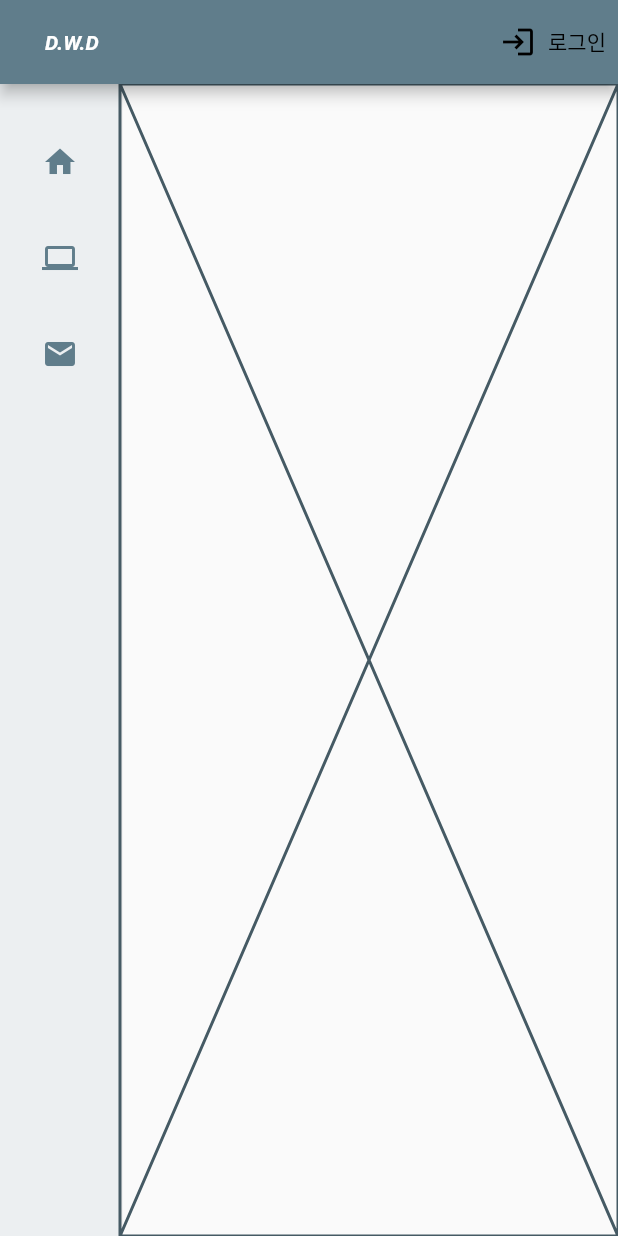
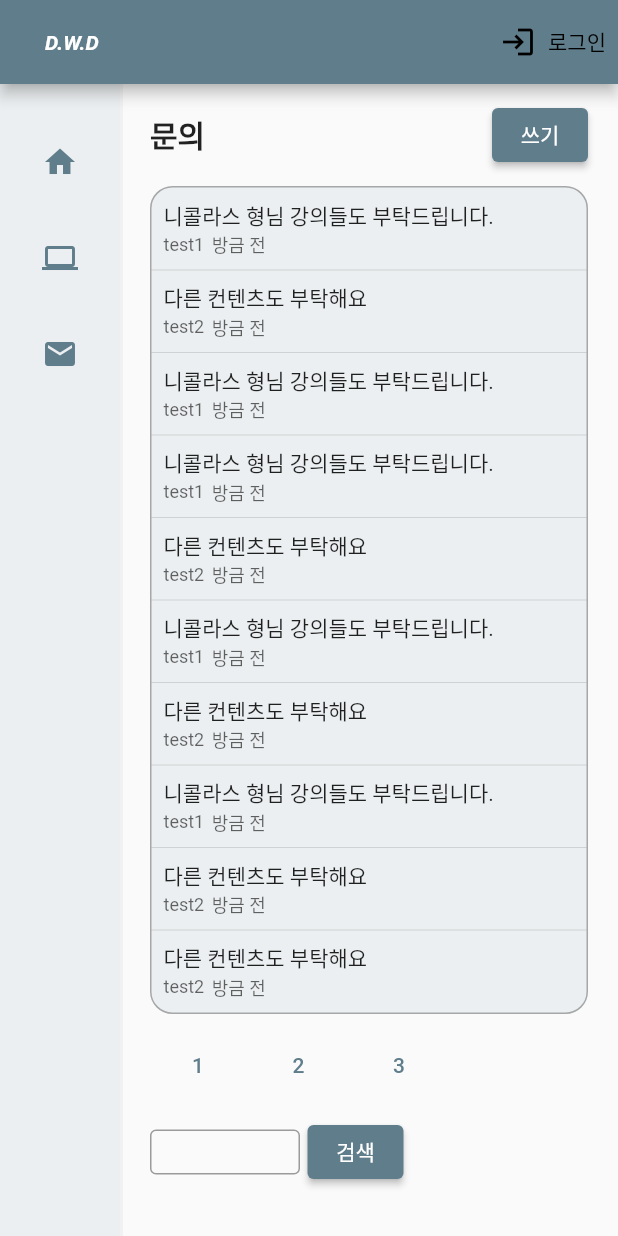
Before and after one commit to KihaJeong1994/develop-world, a Flutter app: the screen it shows after launch, after a tap on the "mail" icon, on a phone screen of 412 x 824 dp. Run offline on Flutter 3.47's test engine with Material 2 defaults, Android fonts, the light colour scheme and no system bars; our stand-ins replace event_bus, flutter_dotenv, flutter_rating_bar, infinite_scroll_pagination, shared_preferences, timeago and 1 more; missing offline and left inert: flutter_gl, image_card, kakao_flutter_sdk, three_dart, three_dart_jsm; network calls fail; statements that could not run were skipped.

Commit message:
contact list, detail, write page UI

```diff
--- /dev/null
+++ b/lib/model/contacts/contact.dart
@@ -0,0 +1,13 @@
+class Contact {
+  String id, title, description, createdBy;
+  DateTime createdAt, updatedAt;
+
+  Contact({
+    required this.id,
+    required this.title,
+    required this.description,
+    required this.createdBy,
+    required this.createdAt,
+    required this.updatedAt,
+  });
+}
--- a/lib/routes/router_generator.dart
+++ b/lib/routes/router_generator.dart
@@ -1,6 +1,9 @@
 import 'package:develop_world/routes/routes.dart';
 import 'package:develop_world/screens/account/sign_in_screen.dart';
 import 'package:develop_world/screens/account/sign_up_screen.dart';
+import 'package:develop_world/screens/contacts/contact_detail.dart';
+import 'package:develop_world/screens/contacts/contact_write.dart';
+import 'package:develop_world/screens/contacts/contacts_list.dart';
 import 'package:develop_world/screens/home/home_screen.dart';
 import 'package:develop_world/screens/lecture/lecture_detail.dart';
 import 'package:develop_world/screens/lecture/lecture_list.dart';
@@ -21,7 +24,8 @@ class RouteGenerator {
     } else if (settings.name == routeSignIn) {
       return PageRouteBuilder(
         settings: settings,
-        pageBuilder: (context, animation, secondaryAnimation) => SignInScreen(),
+        pageBuilder: (context, animation, secondaryAnimation) =>
+            const SignInScreen(),
         transitionDuration: Duration.zero,
         reverseTransitionDuration: Duration.zero,
       );
@@ -47,7 +51,15 @@ class RouteGenerator {
       return PageRouteBuilder(
         settings: settings,
         pageBuilder: (context, animation, secondaryAnimation) =>
-            const Placeholder(),
+            const ContactsList(),
+        transitionDuration: Duration.zero,
+        reverseTransitionDuration: Duration.zero,
+      );
+      // lecture detail
+    } else if (settings.name == routeWriteContact) {
+      return PageRouteBuilder(
+        settings: settings,
+        pageBuilder: (context, animation, secondaryAnimation) => ContactWrite(),
         transitionDuration: Duration.zero,
         reverseTransitionDuration: Duration.zero,
       );
@@ -58,6 +70,16 @@ class RouteGenerator {
         settings: settings,
         pageBuilder: (context, animation, secondaryAnimation) =>
             LectureDetail(id: id),
+        transitionDuration: Duration.zero,
+        reverseTransitionDuration: Duration.zero,
+      );
+      // contactDetail
+    } else if (isContactDetail(settings.name)) {
+      var id = settings.name!.split('/').last;
+      return PageRouteBuilder(
+        settings: settings,
+        pageBuilder: (context, animation, secondaryAnimation) =>
+            ContactDetail(id: id),
         transitionDuration: Duration.zero,
         reverseTransitionDuration: Duration.zero,
       );
@@ -78,4 +100,10 @@ class RouteGenerator {
         name.split('/').length == 3 &&
         name.split('/')[1] == 'lecture';
   }
+
+  static bool isContactDetail(String? name) {
+    return name != null &&
+        name.split('/').length == 3 &&
+        name.split('/')[1] == 'contact';
+  }
 }
--- a/lib/routes/routes.dart
+++ b/lib/routes/routes.dart
@@ -4,6 +4,7 @@ const String routeHome = '/';
 const String routeSignIn = '/sign-in';
 const String routeSignUp = '/sign-up';
 const String routeLectures = '/lecture';
-const String routeContacts = '/contacts';
+const String routeContacts = '/contact';
+const String routeWriteContact = '/new-contact';
 
 final navKey = GlobalKey<NavigatorState>();
--- /dev/null
+++ b/lib/screens/contacts/contacts_list.dart
@@ -0,0 +1,210 @@
+import 'package:develop_world/model/contacts/contact.dart';
+import 'package:develop_world/model/page_object.dart';
+import 'package:develop_world/routes/routes.dart';
+import 'package:develop_world/widgets/contacts/contact_item.dart';
+import 'package:flutter/material.dart';
+
+class ContactsList extends StatefulWidget {
+  const ContactsList({super.key});
+
+  @override
+  State<ContactsList> createState() => _ContactsListState();
+}
+
+class _ContactsListState extends State<ContactsList> {
+  @override
+  void initState() {
+    super.initState();
+  }
+
+  final newPage = PageObject.fromJson({
+    'content': [
+      Contact(
+        id: "1",
+        title: "니콜라스 형님 강의들도 부탁드립니다.",
+        description: "그짝에도 좋은 강의 많아요!",
+        createdBy: "test1",
+        createdAt: DateTime.now(),
+        updatedAt: DateTime.now(),
+      ),
+      Contact(
+        id: "2",
+        title: "다른 컨텐츠도 부탁해요",
+        description: "강의 리뷰말고 이것저것 부탁",
+        createdBy: "test2",
+        createdAt: DateTime.now(),
+        updatedAt: DateTime.now(),
+      ),
+      Contact(
+        id: "1",
+        title: "니콜라스 형님 강의들도 부탁드립니다.",
+        description: "그짝에도 좋은 강의 많아요!",
+        createdBy: "test1",
+        createdAt: DateTime.now(),
+        updatedAt: DateTime.now(),
+      ),
+      Contact(
+        id: "1",
+        title: "니콜라스 형님 강의들도 부탁드립니다.",
+        description: "그짝에도 좋은 강의 많아요!",
+        createdBy: "test1",
+        createdAt: DateTime.now(),
+        updatedAt: DateTime.now(),
+      ),
+      Contact(
+        id: "2",
+        title: "다른 컨텐츠도 부탁해요",
+        description: "강의 리뷰말고 이것저것 부탁",
+        createdBy: "test2",
+        createdAt: DateTime.now(),
+        updatedAt: DateTime.now(),
+      ),
+      Contact(
+        id: "1",
+        title: "니콜라스 형님 강의들도 부탁드립니다.",
+        description: "그짝에도 좋은 강의 많아요!",
+        createdBy: "test1",
+        createdAt: DateTime.now(),
+        updatedAt: DateTime.now(),
+      ),
+      Contact(
+        id: "2",
+        title: "다른 컨텐츠도 부탁해요",
+        description: "강의 리뷰말고 이것저것 부탁",
+        createdBy: "test2",
+        createdAt: DateTime.now(),
+        updatedAt: DateTime.now(),
+      ),
+      Contact(
+        id: "1",
+        title: "니콜라스 형님 강의들도 부탁드립니다.",
+        description: "그짝에도 좋은 강의 많아요!",
+        createdBy: "test1",
+        createdAt: DateTime.now(),
+        updatedAt: DateTime.now(),
+      ),
+      Contact(
+        id: "2",
+        title: "다른 컨텐츠도 부탁해요",
+        description: "강의 리뷰말고 이것저것 부탁",
+        createdBy: "test2",
+        createdAt: DateTime.now(),
+        updatedAt: DateTime.now(),
+      ),
+      Contact(
+        id: "2",
+        title: "다른 컨텐츠도 부탁해요",
+        description: "강의 리뷰말고 이것저것 부탁",
+        createdBy: "test2",
+        createdAt: DateTime.now(),
+        updatedAt: DateTime.now(),
+      ),
+    ],
+    'pageable': {
+      'pageNumber': 0,
+      'pageSize': 3,
+    },
+    'first': true,
+    'last': false,
+    'totalPages': 1,
+    'totalElements': 3,
+    'size': 3,
+  });
+
+  @override
+  Widget build(BuildContext context) {
+    return Padding(
+      padding: const EdgeInsets.symmetric(horizontal: 20, vertical: 10),
+      child: Container(
+        child: Column(
+          crossAxisAlignment: CrossAxisAlignment.start,
+          children: [
+            Row(
+              mainAxisAlignment: MainAxisAlignment.spaceBetween,
+              children: [
+                const Text(
+                  '문의',
+                  style: TextStyle(
+                    fontSize: 20,
+                    fontWeight: FontWeight.bold,
+                  ),
+                ),
+                ElevatedButton(
+                  onPressed: (() {
+                    navKey.currentState!.pushNamed(routeWriteContact);
+                  }),
+                  child: const Text('쓰기'),
+                )
+              ],
+            ),
+            const SizedBox(
+              height: 10,
+            ),
+            Flexible(
+              child: Container(
+                decoration: BoxDecoration(
+                    color: Theme.of(context).secondaryHeaderColor,
+                    borderRadius: BorderRadius.circular(15),
+                    border: Border.all(color: Colors.black.withOpacity(0.3))),
+                clipBehavior: Clip.hardEdge,
+                child: ListView.separated(
+                  shrinkWrap: true,
+                  itemBuilder: (BuildContext context, int index) {
+                    return ContactItem(contact: newPage.content[index]);
+                  },
+                  separatorBuilder: (c, i) => const Divider(
+                    height: 0,
+                    thickness: 0,
+                  ),
+                  itemCount: newPage.content.length,
+                ),
+              ),
+            ),
+            const SizedBox(
+              height: 10,
+            ),
+            Row(
+              children: [
+                for (int i = 1; i <= 3; i++)
+                  Row(
+                    children: [
+                      TextButton(
+                        onPressed: () {},
+                        child: Text('$i'),
+                      ),
+                      const SizedBox(
+                        width: 3,
+                      )
+                    ],
+                  ),
+              ],
+            ),
+            const SizedBox(
+              height: 10,
+            ),
+            Row(
+              children: [
+                const SizedBox(
+                  width: 100,
+                  height: 30,
+                  child: TextField(
+                    decoration: InputDecoration(
+                      border: OutlineInputBorder(),
+                    ),
+                  ),
+                ),
+                const SizedBox(
+                  width: 5,
+                ),
+                ElevatedButton(
+                  onPressed: () {},
+                  child: const Text('검색'),
+                )
+              ],
+            )
+          ],
+        ),
+      ),
+    );
+  }
+}
--- /dev/null
+++ b/lib/widgets/contacts/contact_item.dart
@@ -0,0 +1,60 @@
+import 'package:develop_world/model/contacts/contact.dart';
+import 'package:develop_world/routes/routes.dart';
+import 'package:flutter/material.dart';
+import 'package:timeago/timeago.dart' as timeago;
+
+class ContactItem extends StatelessWidget {
+  Contact contact;
+  ContactItem({
+    super.key,
+    required this.contact,
+  });
+
+  @override
+  Widget build(BuildContext context) {
+    return Container(
+      child: MouseRegion(
+        cursor: SystemMouseCursors.click,
+        child: GestureDetector(
+          onTap: () {
+            navKey.currentState!.pushNamed('$routeContacts/${contact.id}');
+          },
+          child: Padding(
+            padding: const EdgeInsets.all(8.0),
+            child: Row(
+              children: [
+                Column(
+                  crossAxisAlignment: CrossAxisAlignment.start,
+                  children: [
+                    Text(contact.title),
+                    Row(
+                      children: [
+                        Text(
+                          contact.createdBy,
+                          style: TextStyle(
+                            fontSize: 12,
+                            color: Colors.black.withOpacity(0.6),
+                          ),
+                        ),
+                        const SizedBox(
+                          width: 5,
+                        ),
+                        Text(
+                          timeago.format(contact.updatedAt, locale: 'kr'),
+                          style: TextStyle(
+                            fontSize: 12,
+                            color: Colors.black.withOpacity(0.6),
+                          ),
+                        )
+                      ],
+                    ),
+                  ],
+                ),
+              ],
+            ),
+          ),
+        ),
+      ),
+    );
+  }
+}
```
Also changed, not shown: lib/screens/contacts/contact_detail.dart (added, +89 -0 lines), lib/screens/contacts/contact_write.dart (added, +102 -0 lines).
